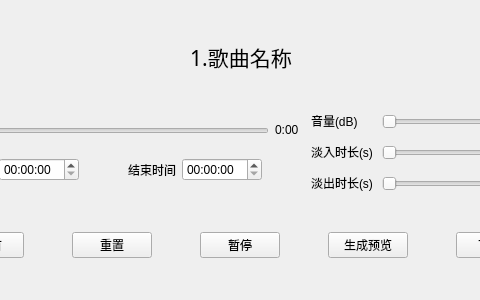
Above: Designer/ClipEditorWidget.ui from ferencewithu/JianZ before the change; both pictures show x 109 to 589 and y 0 to 300 of the 700 by 300 pixel window. Below: the same form after it.
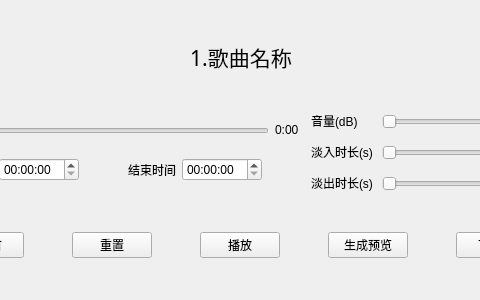
That is the form after the change.

What changed in the file:
```diff
--- a/Designer/ClipEditorWidget.ui
+++ b/Designer/ClipEditorWidget.ui
@@ -446,7 +446,7 @@
         </sizepolicy>
        </property>
        <property name="text">
-        <string>暂停</string>
+        <string>播放</string>
        </property>
       </widget>
      </item>
```
